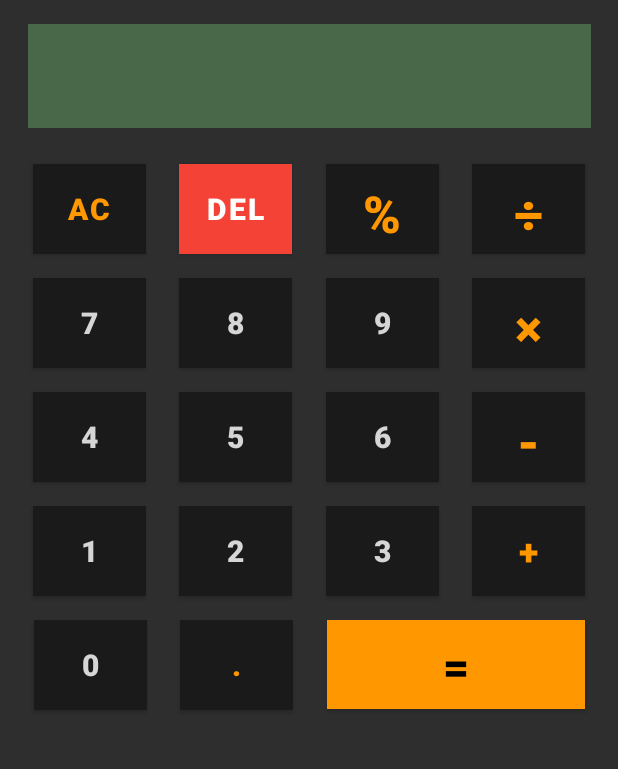
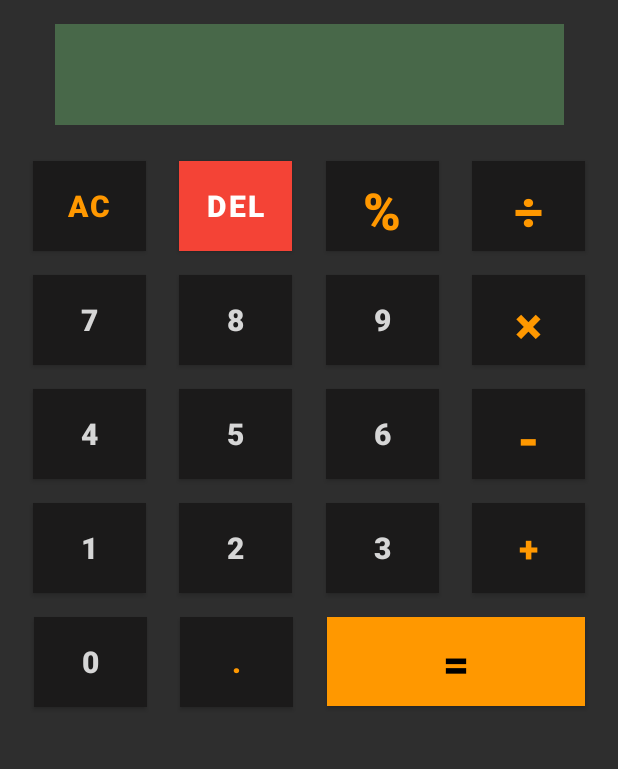
Before and after one commit to bsef19a531/MC_HomeWork_Android_MyCalculator_3, an Android app: the screen it shows after launch (MainActivity), on a phone screen of 412 x 824 dp, the part 176-945 px from its top. Run offline under Robolectric (Android 15) with nearby library versions, the phone set to English and light mode, and no system bars.

Commit message:
Pot layout set for small devices

```diff
--- a/app/src/main/res/layout-land/activity_main.xml
+++ b/app/src/main/res/layout-land/activity_main.xml
@@ -31,11 +31,11 @@
 
     <EditText
         android:id="@+id/calculatorPanel"
-        android:layout_width="639dp"
-        android:layout_height="71dp"
-        android:layout_marginStart="10dp"
+        android:layout_width="601dp"
+        android:layout_height="47dp"
+        android:layout_marginStart="24dp"
         android:layout_marginTop="16dp"
-        android:layout_marginEnd="10dp"
+        android:layout_marginEnd="24dp"
         android:background="#486849"
         android:cursorVisible="false"
         android:ems="10"
--- a/app/src/main/res/layout/activity_main.xml
+++ b/app/src/main/res/layout/activity_main.xml
@@ -31,11 +31,11 @@
 
     <EditText
         android:id="@+id/calculatorPanel"
-        android:layout_width="375dp"
-        android:layout_height="69dp"
-        android:layout_marginStart="10dp"
+        android:layout_width="339dp"
+        android:layout_height="67dp"
+        android:layout_marginStart="24dp"
         android:layout_marginTop="16dp"
-        android:layout_marginEnd="10dp"
+        android:layout_marginEnd="24dp"
         android:background="#486849"
         android:cursorVisible="false"
         android:ems="10"
```
